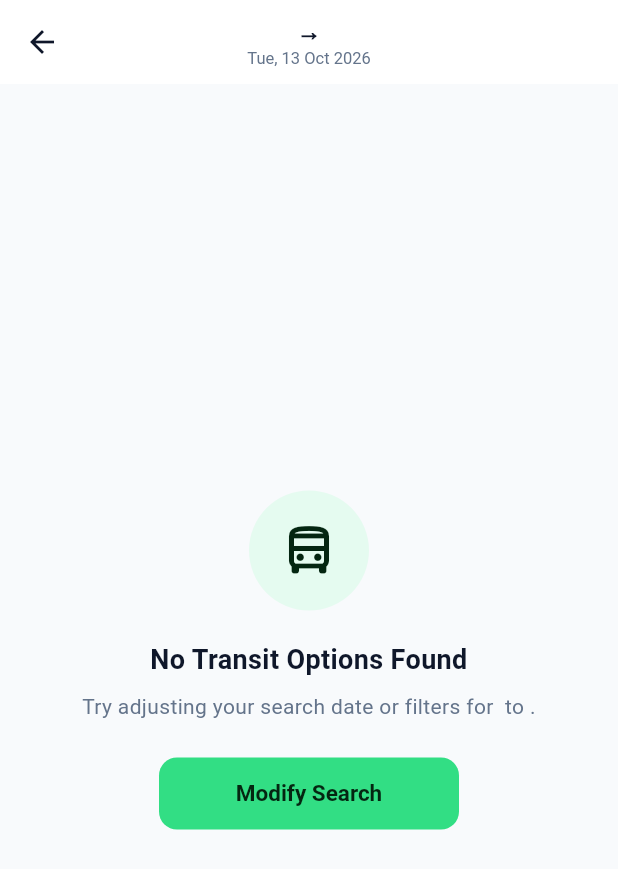
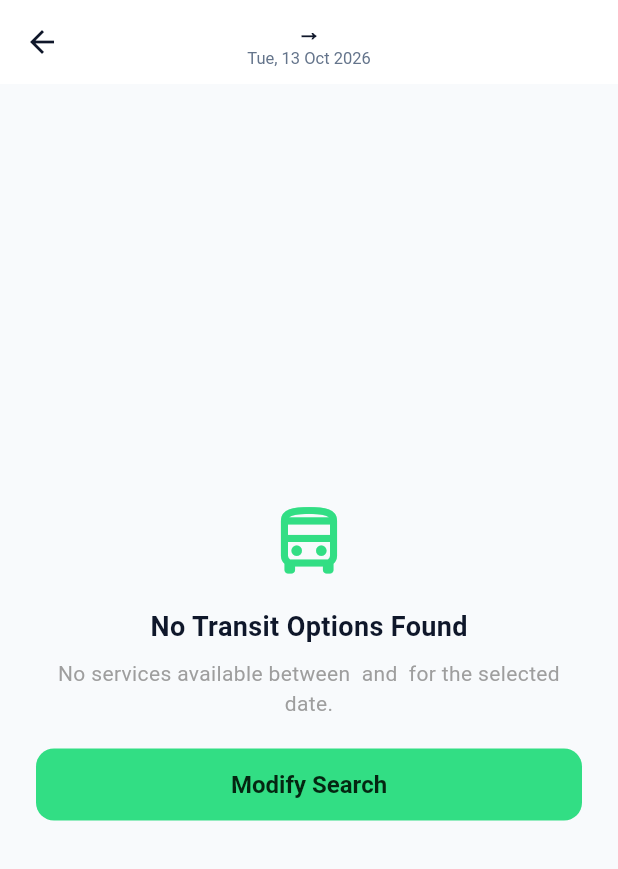
Before and after one commit to NuhadhMohomed/WayPoint, a Flutter app: the JourneyComparisonScreen screen opened directly with empty values, on a phone screen of 412 x 824 dp. Shown: the top 869 px of the screen. Run offline on Flutter 3.47's test engine with Material 3 defaults, Android fonts, the phone set to English and light mode, and no system bars; our stand-ins replace bloc, dio, equatable, flutter_bloc, flutter_secure_storage, qr_flutter; missing offline and left inert: mobile_scanner; accounts and stored records are empty.

Commit message:
update features

```diff
--- a/mobile/lib/features/auth/screens/passenger_auth_screen.dart
+++ b/mobile/lib/features/auth/screens/passenger_auth_screen.dart
@@ -59,7 +59,9 @@ class _PassengerAuthScreenState extends State<PassengerAuthScreen>
       body: SafeArea(
         child: BlocConsumer<AuthCubit, AuthState>(
           listener: (context, state) {
-            if (state is AuthError) {
+            if (state is Authenticated) {
+              Navigator.of(context).pop();
+            } else if (state is AuthError) {
               ScaffoldMessenger.of(context).showSnackBar(
                 SnackBar(
                   content: Text(state.message),
--- a/mobile/lib/features/fleet/data/fleet_api_service.dart
+++ b/mobile/lib/features/fleet/data/fleet_api_service.dart
@@ -18,7 +18,7 @@ class FleetApiService {
 
   Future<Map<String, dynamic>> getServiceSeats(String serviceId) async {
     final response = await _dio.get('/api/v1/services/$serviceId/seats');
-    return response.data as Map<String, dynamic>;
+    return Map<String, dynamic>.from(response.data as Map);
   }
 
   // ─── Seat Hold ───
--- a/mobile/lib/features/journey/screens/journey_comparison_screen.dart
+++ b/mobile/lib/features/journey/screens/journey_comparison_screen.dart
@@ -29,6 +29,7 @@ class JourneyComparisonScreen extends StatelessWidget {
 
   @override
   Widget build(BuildContext context) {
+    debugPrint('[JourneyComparisonScreen] build called, candidates count: ${candidates.length}');
     final currencyFormat = NumberFormat.currency(
       locale: 'en_LK',
       symbol: 'Rs. ',
@@ -66,12 +67,33 @@ class JourneyComparisonScreen extends StatelessWidget {
         ),
       ),
       body: candidates.isEmpty
-          ? EmptyStateView(
-              icon: Icons.directions_bus_outlined,
-              title: 'No Transit Options Found',
-              description: 'Try adjusting your search date or filters for $originCity to $destinationCity.',
-              actionLabel: 'Modify Search',
-              onAction: () => Navigator.of(context).pop(),
+          ? Center(
+              child: Padding(
+                padding: const EdgeInsets.all(24.0),
+                child: Column(
+                  mainAxisSize: MainAxisSize.min,
+                  children: [
+                    const Icon(Icons.directions_bus_outlined, size: 56, color: AppTheme.primaryColor),
+                    const SizedBox(height: 16),
+                    Text(
+                      'No Transit Options Found',
+                      style: const TextStyle(fontSize: 18, fontWeight: FontWeight.bold),
+                    ),
+                    const SizedBox(height: 8),
+                    Text(
+                      'No services available between $originCity and $destinationCity for the selected date.',
+                      textAlign: TextAlign.center,
+                      style: const TextStyle(color: Colors.grey),
+                    ),
+                    const SizedBox(height: 20),
+                    ElevatedButton(
+                      onPressed: () => Navigator.of(context).pop(),
+                      style: ElevatedButton.styleFrom(backgroundColor: AppTheme.primaryColor, foregroundColor: AppTheme.onPrimaryColor),
+                      child: const Text('Modify Search'),
+                    ),
+                  ],
+                ),
+              ),
             )
           : ListView.separated(
               padding: const EdgeInsets.all(16),
@@ -85,6 +107,9 @@ class JourneyComparisonScreen extends StatelessWidget {
                   );
                 }
                 final candidateIndex = showAiBanner ? index - 1 : index;
+                if (candidateIndex < 0 || candidateIndex >= candidates.length) {
+                  return const SizedBox.shrink();
+                }
                 final candidate = candidates[candidateIndex];
                 final durationHours = candidate.durationMinutes ~/ 60;
                 final durationMins = candidate.durationMinutes % 60;
--- a/mobile/lib/features/journey/screens/journey_search_screen.dart
+++ b/mobile/lib/features/journey/screens/journey_search_screen.dart
@@ -153,6 +153,7 @@ class _JourneySearchScreenState extends State<JourneySearchScreen> {
     );
 
     if (!mounted) return;
+    debugPrint('[_executeSearch] search returned candidates count: ${candidates.length}');
     setState(() => _isSearching = false);
 
     Navigator.of(context).push(
--- a/mobile/lib/features/journey/services/journey_api_service.dart
+++ b/mobile/lib/features/journey/services/journey_api_service.dart
@@ -39,7 +39,7 @@ class JourneyApiService {
 
         if (items.isNotEmpty) {
           return items
-              .map((c) => JourneyCandidateModel.fromJson(c as Map<String, dynamic>))
+              .map((c) => JourneyCandidateModel.fromJson(Map<String, dynamic>.from(c as Map)))
               .toList();
         }
       }
```
Also changed, not shown: mobile/lib/features/booking/screens/seat_picker_screen.dart (+28 -15 lines), mobile/lib/features/fleet/bloc/seat_picker_bloc.dart (+9 -5 lines), mobile/lib/features/journey/models/journey_models.dart (+8 -8 lines), 1 other file.
